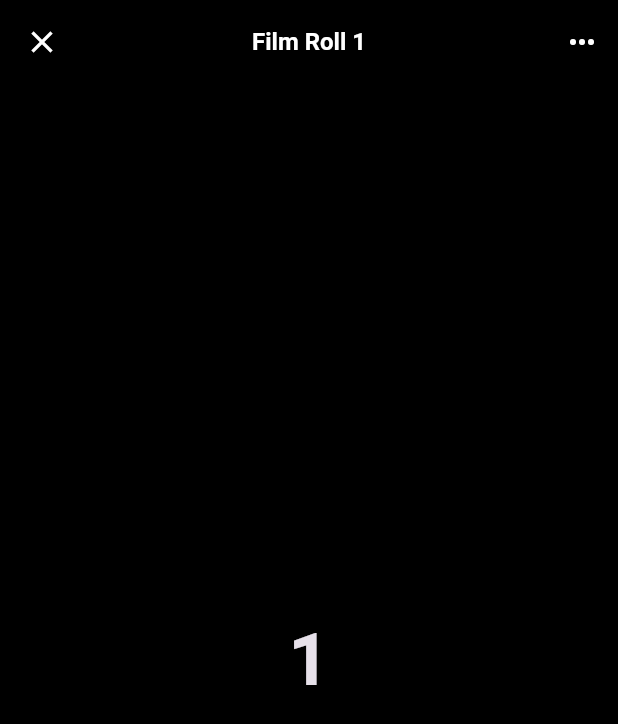
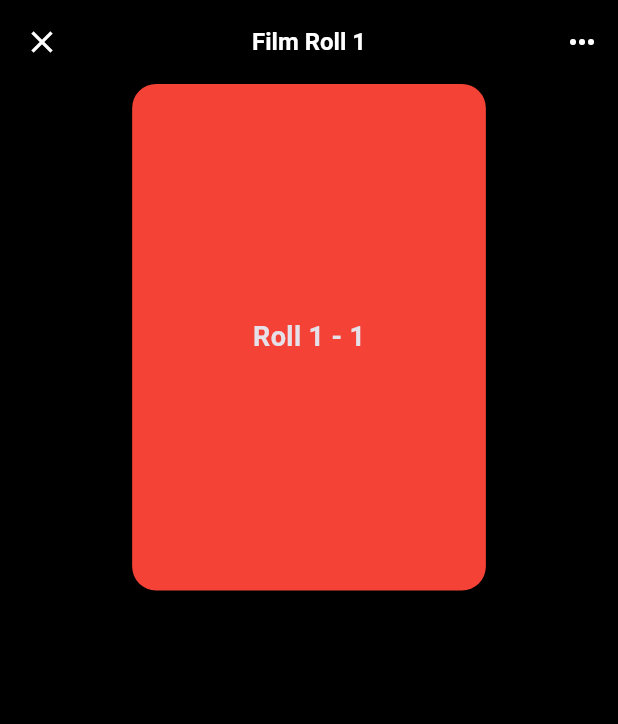
Before and after one commit to victorlee917/exposure, a Flutter app: the screen it shows after launch, after a tap on an icon or button, on a phone screen of 412 x 824 dp. Shown: the top 724 px of the screen. Run offline on Flutter 3.47's test engine with Material 3 defaults, Android fonts, the phone set to English and light mode, and no system bars; our stand-ins replace font_awesome_flutter, in_app_review; missing offline and left inert: photo_manager, photo_manager_image_provider.

Commit message:
fix(hero): Correct aspect ratio for seamless transition
Adjusts the size calculation on the detail screen to exactly match the source widget's size on the home screen, fixing the visual distortion during the Hero animation.

```diff
--- a/lib/features/detail/film_roll_detail_screen.dart
+++ b/lib/features/detail/film_roll_detail_screen.dart
@@ -1,5 +1,6 @@
 import 'package:daily_exposures/constants/rvalues.dart';
 import 'package:daily_exposures/features/detail/widgets/item_navigator.dart';
+import 'package:daily_exposures/features/home/widgets/roll.dart';
 import 'package:flutter/material.dart';
 
 class FilmRollDetailScreen extends StatefulWidget {
@@ -38,6 +39,12 @@ class _FilmRollDetailScreenState extends State<FilmRollDetailScreen> {
   @override
   Widget build(BuildContext context) {
     final isDarkMode = Theme.of(context).brightness == Brightness.dark;
+    final screenWidth = MediaQuery.of(context).size.width;
+
+    // Calculate the source Roll widget's actual size to match for Hero animation
+    final double rollWidth = (screenWidth * 0.65) - 32;
+    final double cardHeightForCalc = rollWidth * 1.5;
+    final double rollHeight = cardHeightForCalc - 16; // Account for vertical padding in source
 
     return Scaffold(
       backgroundColor: isDarkMode ? Colors.black : Colors.white,
@@ -63,21 +70,16 @@ class _FilmRollDetailScreenState extends State<FilmRollDetailScreen> {
             itemCount: widget.itemCount,
             itemBuilder: (context, index) {
               final heroTag = 'roll-${widget.rollIndex}-item-$index';
-              return Center(
-                child: Container(
-                  width: double.infinity,
-                  margin: const EdgeInsets.all(32),
-                  decoration: BoxDecoration(
-                    color: isDarkMode ? Colors.black : Colors.white,
-                    borderRadius: BorderRadius.circular(Rvalues.roll),
-                  ),
-                  child: Center(
-                    child: Text(
-                      '${index + 1}',
-                      style: const TextStyle(
-                        fontSize: 48.0,
-                        fontWeight: FontWeight.bold,
-                      ),
+              return Align(
+                alignment: Alignment.topCenter,
+                child: Hero(
+                  tag: heroTag,
+                  child: SizedBox(
+                    width: rollWidth,
+                    height: rollHeight,
+                    child: Roll(
+                      rollIndex: widget.rollIndex,
+                      itemIndex: index,
                     ),
                   ),
                 ),
--- a/lib/features/home/widgets/film_roll_view.dart
+++ b/lib/features/home/widgets/film_roll_view.dart
@@ -225,7 +225,19 @@ class _FilmRollViewState extends State<FilmRollView> with AutomaticKeepAliveClie
                       );
                     }
                     final heroTag = 'roll-${widget.rollIndex}-item-$itemIndex';
-                    return Container(
+                    return Hero(
+                      tag: heroTag,
+                      flightShuttleBuilder: (
+                        BuildContext flightContext,
+                        Animation<double> animation,
+                        HeroFlightDirection flightDirection,
+                        BuildContext fromHeroContext,
+                        BuildContext toHeroContext,
+                      ) {
+                        final Hero toHero = toHeroContext.widget as Hero;
+                        return toHero.child;
+                      },
+                      child: Container(
                         height: cardHeight,
                         decoration: BoxDecoration(
                           color: isDarkMode
@@ -239,6 +251,7 @@ class _FilmRollViewState extends State<FilmRollView> with AutomaticKeepAliveClie
                           child: Roll(
                               rollIndex: widget.rollIndex,
                               itemIndex: itemIndex),
+                        ),
                       ),
                     );
                   },
--- a/lib/features/home/widgets/roll.dart
+++ b/lib/features/home/widgets/roll.dart
@@ -11,7 +11,7 @@ class Roll extends StatelessWidget {
     final bool isDarkMode = Theme.of(context).brightness == Brightness.dark;
     return Container(
       decoration: BoxDecoration(
-        color: isDarkMode ? Colors.black : Colors.white,
+        color: Colors.red,
         borderRadius: BorderRadius.circular(Rvalues.roll),
         // boxShadow: [
         //   BoxShadow(
```
Lines whose indentation alone changed are shown as unchanged.
